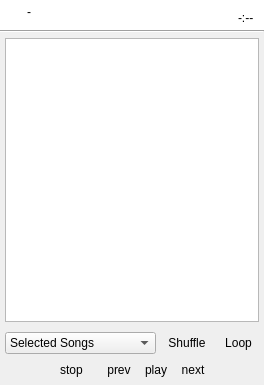
First picture: the form in uman/src/mediaplayer/QUMediaPlayer.ui, repository UltraStar-Deluxe/UltraStar-Manager, before the edit.
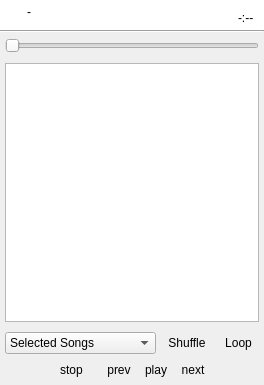
Second picture: the form after the edit. Icons and pictures are not drawn. Custom widgets are drawn as their Qt base class.

Diff of the .ui file:
```diff
--- a/uman/src/mediaplayer/QUMediaPlayer.ui
+++ b/uman/src/mediaplayer/QUMediaPlayer.ui
@@ -196,6 +196,13 @@
      <property name="margin">
       <number>5</number>
      </property>
+     <item>
+      <widget class="QSlider" name="timeSlider">
+       <property name="orientation">
+        <enum>Qt::Horizontal</enum>
+       </property>
+      </widget>
+     </item>
      <item>
       <widget class="QUAutoCue" name="autocue"/>
      </item>
```
